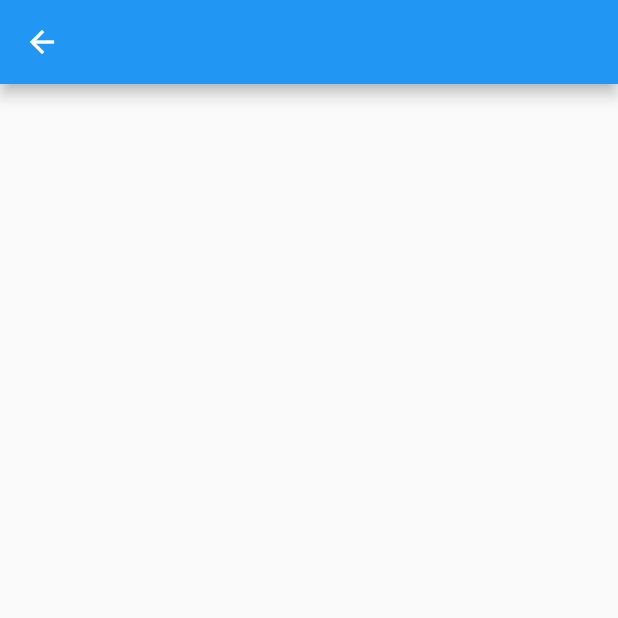
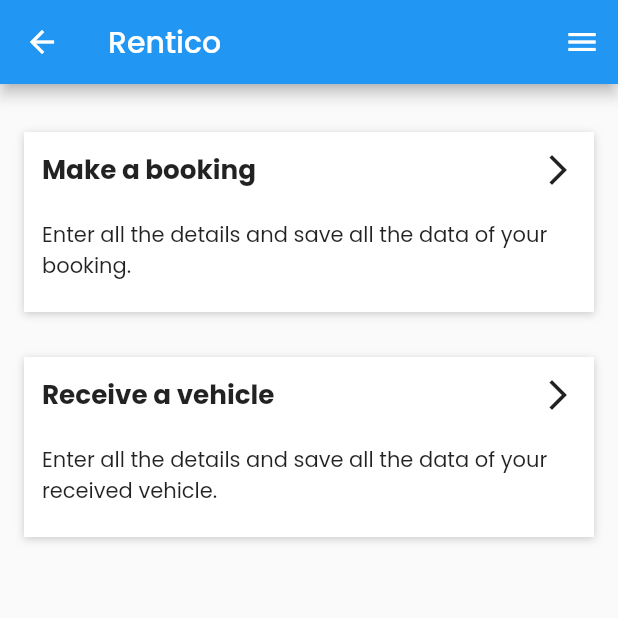
Before and after one commit to shailesh2109/Rentico, a Flutter app: the homeScreen screen opened directly, on a phone screen of 412 x 824 dp, the top half of it. Run offline on Flutter 3.47's test engine with Material 2 defaults, Android fonts, the phone set to English and light mode, and no system bars; our stand-ins replace google_fonts, velocity_x.

Commit message:
created home page

```diff
--- a/lib/main.dart
+++ b/lib/main.dart
@@ -1,11 +1,23 @@
 import 'package:flutter/material.dart';
 import 'package:rentico/screens/home_screen.dart';
 import 'package:rentico/screens/splash_screen.dart';
+import 'package:rentico/widgets/themes.dart';
 
 void main(){
-  runApp(
-    MaterialApp(
+
+  runApp(MyApp());
+
+}
+
+class MyApp extends StatelessWidget {
+  const MyApp({super.key});
+
+  @override
+  Widget build(BuildContext context) {
+    return MaterialApp(
       debugShowCheckedModeBanner: false,
-      home: SplashScreen(),)
-  );
+      theme: MyTheme.lightTheme(context),
+      home: SplashScreen(),
+    );
+  }
 }
--- a/lib/screens/home_screen.dart
+++ b/lib/screens/home_screen.dart
@@ -1,4 +1,8 @@
 import 'package:flutter/material.dart';
+import 'package:velocity_x/velocity_x.dart';
+
+import '../widgets/themes.dart';
+
 
 
 class homeScreen extends StatefulWidget {
@@ -12,7 +16,87 @@ class _homeScreenState extends State<homeScreen> {
   @override
   Widget build(BuildContext context) {
     return Scaffold(
-      appBar: AppBar(),
+      appBar: AppBar(
+        title: Text("Rentico"),
+      ),
+
+      body: SafeArea(
+        child: Container(
+          child:
+          Column(
+            children: [
+              Container(
+
+                decoration: BoxDecoration(
+                  color: Colors.white,
+                  boxShadow: [
+                    BoxShadow(
+                      color: const Color.fromARGB(255, 202, 202, 202),
+                      offset: Offset(0.0, 1.0),
+                      blurRadius: 4.0,
+                    )
+                  ]
+                ),
+                child:
+                Column(
+                  children: [
+
+                    Row(
+                      children: [
+                        Expanded(child:  "Make a booking".text.bold.xl.make(),
+                         ),
+                         Icon(Icons.arrow_forward_ios)
+                      ],
+
+                    ),
+                    SizedBox(height: 20,),
+                    "Enter all the details and save all the data of your booking.".text.make()
+                  ],
+                ).p(12)
+
+              ).h(120),
+
+              SizedBox(height: 30,),
+
+
+              Container(
+                 decoration: BoxDecoration(
+                  color: Colors.white,
+                  boxShadow: [
+                    BoxShadow(
+                      color: const Color.fromARGB(255, 202, 202, 202),
+                      offset: Offset(0.0, 1.0),
+                      blurRadius: 4.0,
+                    )
+                  ]
+                ),
+
+                child:
+                Column(
+                  children: [
+
+                    Row(
+                      children: [
+                        Expanded(child:  "Receive a vehicle".text.bold.xl.make(),
+
+
+                         ),
+                         Icon(Icons.arrow_forward_ios)
+
+
+                      ],
+
+                    ),
+                    SizedBox(height: 20,),
+                    "Enter all the details and save all the data of your received vehicle.".text.make()
+                  ],
+                ).p(12)
+              ).h(120),
+            ],
+          ),
+        ).px16().py(32)
+      ),
+      endDrawer: Drawer(),
     );
   }
 }
--- a/lib/screens/splash_screen.dart
+++ b/lib/screens/splash_screen.dart
@@ -1,4 +1,7 @@
+import 'dart:async';
+
 import 'package:flutter/material.dart';
+import 'package:rentico/screens/home_screen.dart';
 
 class SplashScreen extends StatefulWidget {
   const SplashScreen({super.key});
@@ -9,11 +12,23 @@ class SplashScreen extends StatefulWidget {
 
 class _SplashScreenState extends State<SplashScreen> {
   @override
+  void initState(){
+    Timer(const Duration(seconds: 2), () async{
+      Navigator.pushReplacement(context, MaterialPageRoute(builder: (context)=>const homeScreen()));
+    });
+     super.initState();
+  }
+
+
+
+
   Widget build(BuildContext context) {
     return Scaffold(
       body: Container(
-        color: Color(0xff00008A),
-        child: Image.asset("assets/images/splashLogo.png"),
+        color: Color(0xff2F50A9),
+        child: Padding(padding: const EdgeInsets.all(30),
+        child: Center(child: Image.asset("assets/images/splashLogo.png")),
+        )
       ),
     );
   }
--- /dev/null
+++ b/lib/widgets/themes.dart
@@ -0,0 +1,14 @@
+import 'package:flutter/material.dart';
+import 'package:google_fonts/google_fonts.dart';
+
+
+class MyTheme{
+  static ThemeData lightTheme(BuildContext context)=>ThemeData(
+    fontFamily: GoogleFonts.poppins().fontFamily,
+
+  );
+  static ThemeData darkTheme(BuildContext context)=>ThemeData(
+    brightness: Brightness.dark
+  );
+
+}
--- a/pubspec.yaml
+++ b/pubspec.yaml
@@ -35,6 +35,8 @@ dependencies:
   # The following adds the Cupertino Icons font to your application.
   # Use with the CupertinoIcons class for iOS style icons.
   cupertino_icons: ^1.0.2
+  google_fonts: ^5.0.0
+  velocity_x: ^4.1.0
 
 dev_dependencies:
   flutter_test:
```
Also changed, not shown: pubspec.lock, 1 other file.
